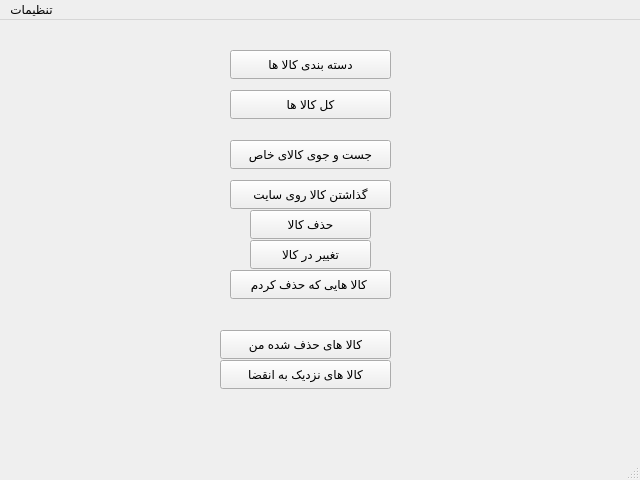
Before: the Qt Designer form StoreAdminWindow.ui in Alireza8hi/Project-DigiKala, drawn with Qt 5.
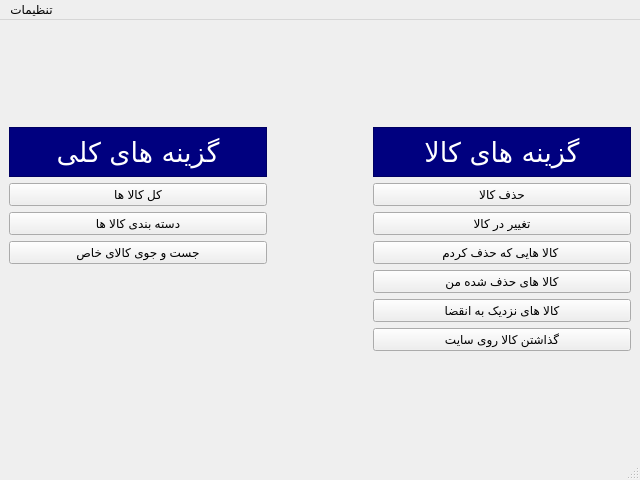
After: the same form once the commit is applied. Icons and pictures are not drawn.

```diff
--- a/StoreAdminWindow.ui
+++ b/StoreAdminWindow.ui
@@ -14,123 +14,235 @@
    <string>MainWindow</string>
   </property>
   <widget class="QWidget" name="centralwidget">
-   <widget class="QPushButton" name="Searchbtn">
-    <property name="geometry">
-     <rect>
-      <x>230</x>
-      <y>120</y>
-      <width>161</width>
-      <height>29</height>
-     </rect>
-    </property>
-    <property name="text">
-     <string>جست و جوی کالای خاص</string>
-    </property>
-   </widget>
-   <widget class="QPushButton" name="DeletedCommoditieBtn">
-    <property name="geometry">
-     <rect>
-      <x>220</x>
-      <y>310</y>
-      <width>171</width>
-      <height>29</height>
-     </rect>
-    </property>
-    <property name="text">
-     <string>کالا های حذف شده من</string>
-    </property>
-   </widget>
-   <widget class="QPushButton" name="CommoditiesExpireBtn">
-    <property name="geometry">
-     <rect>
-      <x>220</x>
-      <y>340</y>
-      <width>171</width>
-      <height>29</height>
-     </rect>
-    </property>
-    <property name="text">
-     <string>کالا های نزدیک به انقضا</string>
-    </property>
-   </widget>
-   <widget class="QPushButton" name="CategoriesBtn">
-    <property name="geometry">
-     <rect>
-      <x>230</x>
-      <y>30</y>
-      <width>161</width>
-      <height>29</height>
-     </rect>
-    </property>
-    <property name="text">
-     <string>دسته بندی کالا ها</string>
-    </property>
-   </widget>
-   <widget class="QPushButton" name="AllCommoditiesBtn">
-    <property name="geometry">
-     <rect>
-      <x>230</x>
-      <y>70</y>
-      <width>161</width>
-      <height>29</height>
-     </rect>
-    </property>
-    <property name="text">
-     <string>کل کالا ها</string>
-    </property>
-   </widget>
-   <widget class="QPushButton" name="SellCommodityBtn">
-    <property name="geometry">
-     <rect>
-      <x>230</x>
-      <y>160</y>
-      <width>161</width>
-      <height>29</height>
-     </rect>
-    </property>
-    <property name="text">
-     <string>گذاشتن کالا روی سایت</string>
-    </property>
-   </widget>
-   <widget class="QPushButton" name="DeletetingCommoditieBtn">
-    <property name="geometry">
-     <rect>
-      <x>250</x>
-      <y>190</y>
-      <width>121</width>
-      <height>29</height>
-     </rect>
-    </property>
-    <property name="text">
-     <string>حذف کالا</string>
-    </property>
-   </widget>
-   <widget class="QPushButton" name="EditCommodityBtn">
-    <property name="geometry">
-     <rect>
-      <x>250</x>
-      <y>220</y>
-      <width>121</width>
-      <height>29</height>
-     </rect>
-    </property>
-    <property name="text">
-     <string>تغییر در کالا</string>
-    </property>
-   </widget>
-   <widget class="QPushButton" name="DeleteCommoditieBtn">
-    <property name="geometry">
-     <rect>
-      <x>230</x>
-      <y>250</y>
-      <width>161</width>
-      <height>29</height>
-     </rect>
-    </property>
-    <property name="text">
-     <string>کالا هایی که حذف کردم </string>
-    </property>
-   </widget>
+   <property name="styleSheet">
+    <string notr="true">background-image: url(:/Pics/Pics/modern-white-background-free-vector.webp);</string>
+   </property>
+   <layout class="QGridLayout" name="gridLayout_2">
+    <item row="0" column="1">
+     <layout class="QGridLayout" name="gridLayout">
+      <item row="5" column="2">
+       <widget class="QPushButton" name="DeleteCommoditiesBtn">
+        <property name="styleSheet">
+         <string notr="true">color: rgb(0, 0, 0);</string>
+        </property>
+        <property name="text">
+         <string>کالا هایی که حذف کردم </string>
+        </property>
+        <property name="icon">
+         <iconset resource="icons.qrc">
+          <normaloff>:/Icons/Icons/deleted-icon-9.jpg</normaloff>:/Icons/Icons/deleted-icon-9.jpg</iconset>
+        </property>
+       </widget>
+      </item>
+      <item row="1" column="0">
+       <widget class="QLabel" name="label">
+        <property name="minimumSize">
+         <size>
+          <width>0</width>
+          <height>50</height>
+         </size>
+        </property>
+        <property name="maximumSize">
+         <size>
+          <width>16777215</width>
+          <height>50</height>
+         </size>
+        </property>
+        <property name="font">
+         <font>
+          <family>B Titr</family>
+          <pointsize>20</pointsize>
+         </font>
+        </property>
+        <property name="styleSheet">
+         <string notr="true">color: rgb(255, 255, 255);
+background-image: url(:/Pics/Pics/NoBack.png);
+background-color: rgb(0, 0, 127);</string>
+        </property>
+        <property name="frameShape">
+         <enum>QFrame::StyledPanel</enum>
+        </property>
+        <property name="frameShadow">
+         <enum>QFrame::Raised</enum>
+        </property>
+        <property name="text">
+         <string>گزینه های کلی</string>
+        </property>
+        <property name="alignment">
+         <set>Qt::AlignCenter</set>
+        </property>
+       </widget>
+      </item>
+      <item row="5" column="1">
+       <spacer name="horizontalSpacer">
+        <property name="orientation">
+         <enum>Qt::Horizontal</enum>
+        </property>
+        <property name="sizeType">
+         <enum>QSizePolicy::Fixed</enum>
+        </property>
+        <property name="sizeHint" stdset="0">
+         <size>
+          <width>100</width>
+          <height>20</height>
+         </size>
+        </property>
+       </spacer>
+      </item>
+      <item row="4" column="2">
+       <widget class="QPushButton" name="EditCommodityBtn">
+        <property name="styleSheet">
+         <string notr="true">color: rgb(0, 0, 0);</string>
+        </property>
+        <property name="text">
+         <string>تغییر در کالا</string>
+        </property>
+        <property name="icon">
+         <iconset resource="icons.qrc">
+          <normaloff>:/Icons/Icons/edit-icon-png-24.png</normaloff>:/Icons/Icons/edit-icon-png-24.png</iconset>
+        </property>
+       </widget>
+      </item>
+      <item row="1" column="2">
+       <widget class="QLabel" name="label_2">
+        <property name="minimumSize">
+         <size>
+          <width>0</width>
+          <height>50</height>
+         </size>
+        </property>
+        <property name="maximumSize">
+         <size>
+          <width>16777215</width>
+          <height>50</height>
+         </size>
+        </property>
+        <property name="font">
+         <font>
+          <family>B Titr</family>
+          <pointsize>20</pointsize>
+         </font>
+        </property>
+        <property name="styleSheet">
+         <string notr="true">color: rgb(255, 255, 255);
+background-image: url(:/Pics/Pics/NoBack.png);
+background-color: rgb(0, 0, 127);</string>
+        </property>
+        <property name="frameShape">
+         <enum>QFrame::StyledPanel</enum>
+        </property>
+        <property name="frameShadow">
+         <enum>QFrame::Raised</enum>
+        </property>
+        <property name="text">
+         <string>گزینه های کالا</string>
+        </property>
+        <property name="alignment">
+         <set>Qt::AlignCenter</set>
+        </property>
+       </widget>
+      </item>
+      <item row="14" column="2">
+       <widget class="QPushButton" name="SellCommodityBtn">
+        <property name="styleSheet">
+         <string notr="true">color: rgb(0, 0, 0);</string>
+        </property>
+        <property name="text">
+         <string>گذاشتن کالا روی سایت</string>
+        </property>
+        <property name="icon">
+         <iconset resource="icons.qrc">
+          <normaloff>:/Icons/Icons/Icon-push-object-3194184.svg.png</normaloff>:/Icons/Icons/Icon-push-object-3194184.svg.png</iconset>
+        </property>
+       </widget>
+      </item>
+      <item row="6" column="2">
+       <widget class="QPushButton" name="DeletedCommoditiesBtn">
+        <property name="styleSheet">
+         <string notr="true">color: rgb(0, 0, 0);</string>
+        </property>
+        <property name="text">
+         <string>کالا های حذف شده من</string>
+        </property>
+        <property name="icon">
+         <iconset resource="icons.qrc">
+          <normaloff>:/Icons/Icons/deleted-icon-9.jpg</normaloff>:/Icons/Icons/deleted-icon-9.jpg</iconset>
+        </property>
+       </widget>
+      </item>
+      <item row="7" column="2">
+       <widget class="QPushButton" name="CommoditiesExpireBtn">
+        <property name="styleSheet">
+         <string notr="true">color: rgb(0, 0, 0);</string>
+        </property>
+        <property name="text">
+         <string>کالا های نزدیک به انقضا</string>
+        </property>
+        <property name="icon">
+         <iconset resource="icons.qrc">
+          <normaloff>:/Icons/Icons/expiration-icon-3.jpg</normaloff>:/Icons/Icons/expiration-icon-3.jpg</iconset>
+        </property>
+       </widget>
+      </item>
+      <item row="3" column="2">
+       <widget class="QPushButton" name="DeletetingCommodityBtn">
+        <property name="styleSheet">
+         <string notr="true">color: rgb(0, 0, 0);</string>
+        </property>
+        <property name="text">
+         <string>حذف کالا</string>
+        </property>
+        <property name="icon">
+         <iconset resource="icons.qrc">
+          <normaloff>:/Icons/Icons/75519.png</normaloff>:/Icons/Icons/75519.png</iconset>
+        </property>
+       </widget>
+      </item>
+      <item row="3" column="0">
+       <widget class="QPushButton" name="AllCommoditiesBtn">
+        <property name="styleSheet">
+         <string notr="true">color: rgb(0, 0, 0);</string>
+        </property>
+        <property name="text">
+         <string>کل کالا ها</string>
+        </property>
+        <property name="icon">
+         <iconset resource="icons.qrc">
+          <normaloff>:/Icons/Icons/5110770.png</normaloff>:/Icons/Icons/5110770.png</iconset>
+        </property>
+       </widget>
+      </item>
+      <item row="4" column="0">
+       <widget class="QPushButton" name="CategoriesBtn">
+        <property name="styleSheet">
+         <string notr="true">color: rgb(0, 0, 0);</string>
+        </property>
+        <property name="text">
+         <string>دسته بندی کالا ها</string>
+        </property>
+        <property name="icon">
+         <iconset resource="icons.qrc">
+          <normaloff>:/Icons/Icons/categories-icon-1.jpg</normaloff>:/Icons/Icons/categories-icon-1.jpg</iconset>
+        </property>
+       </widget>
+      </item>
+      <item row="5" column="0">
+       <widget class="QPushButton" name="Searchbtn">
+        <property name="styleSheet">
+         <string notr="true">color: rgb(0, 0, 0);</string>
+        </property>
+        <property name="text">
+         <string>جست و جوی کالای خاص</string>
+        </property>
+        <property name="icon">
+         <iconset resource="icons.qrc">
+          <normaloff>:/Icons/Icons/search-icon-png-5.png</normaloff>:/Icons/Icons/search-icon-png-5.png</iconset>
+        </property>
+       </widget>
+      </item>
+     </layout>
+    </item>
+   </layout>
   </widget>
   <widget class="QMenuBar" name="menubar">
    <property name="geometry">
```
Left out of the diff: 22 changed lines with no effect on the pictures.
